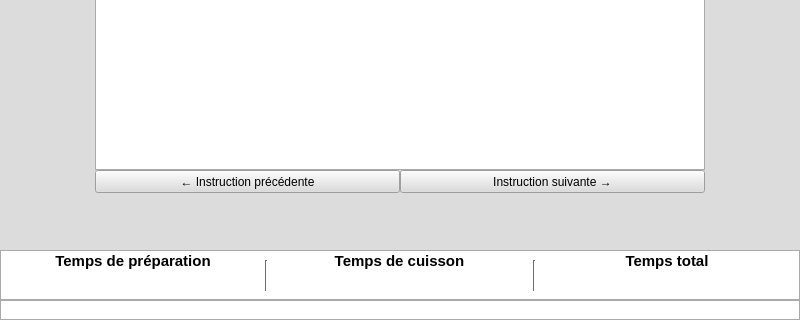
Before: the Qt Designer form LecteurRecette/etapes.ui in Azarote/ProjetIHMDutSem2, drawn with Qt 5; both pictures show x 0 to 800 and y 280 to 600 of the 800 by 600 pixel window.
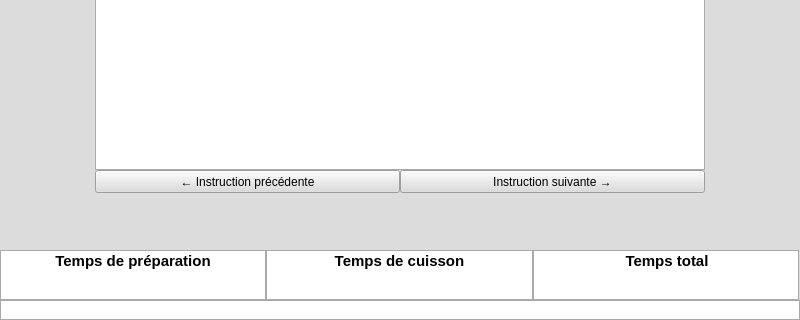
After: the same form once the commit is applied.

Commit message: Affichage temps fenetre Etapes

Diff of the .ui file:
```diff
--- a/LecteurRecette/etapes.ui
+++ b/LecteurRecette/etapes.ui
@@ -538,29 +538,6 @@
     <set>Qt::AlignCenter</set>
    </property>
   </widget>
-  <widget class="QListView" name="contenuTemps">
-   <property name="geometry">
-    <rect>
-     <x>0</x>
-     <y>530</y>
-     <width>800</width>
-     <height>50</height>
-    </rect>
-   </property>
-  </widget>
-  <widget class="Line" name="Separation1">
-   <property name="geometry">
-    <rect>
-     <x>256</x>
-     <y>540</y>
-     <width>20</width>
-     <height>31</height>
-    </rect>
-   </property>
-   <property name="orientation">
-    <enum>Qt::Vertical</enum>
-   </property>
-  </widget>
   <widget class="QListView" name="contenuURL">
    <property name="geometry">
     <rect>
@@ -571,19 +548,6 @@
     </rect>
    </property>
   </widget>
-  <widget class="Line" name="Separation2">
-   <property name="geometry">
-    <rect>
-     <x>524</x>
-     <y>540</y>
-     <width>20</width>
-     <height>31</height>
-    </rect>
-   </property>
-   <property name="orientation">
-    <enum>Qt::Vertical</enum>
-   </property>
-  </widget>
   <widget class="QLabel" name="labelTpsTotal">
    <property name="geometry">
     <rect>
@@ -654,7 +618,39 @@
     <string/>
    </property>
   </widget>
-  <zorder>contenuTemps</zorder>
+  <widget class="QListView" name="contenuTempsCuisson">
+   <property name="geometry">
+    <rect>
+     <x>266</x>
+     <y>530</y>
+     <width>267</width>
+     <height>50</height>
+    </rect>
+   </property>
+  </widget>
+  <widget class="QListView" name="contenuTempsTotal">
+   <property name="geometry">
+    <rect>
+     <x>533</x>
+     <y>530</y>
+     <width>266</width>
+     <height>50</height>
+    </rect>
+   </property>
+  </widget>
+  <widget class="QListView" name="contenuTempsPrep">
+   <property name="geometry">
+    <rect>
+     <x>0</x>
+     <y>530</y>
+     <width>266</width>
+     <height>50</height>
+    </rect>
+   </property>
+  </widget>
+  <zorder>contenuTempsPrep</zorder>
+  <zorder>contenuTempsCuisson</zorder>
+  <zorder>contenuTempsTotal</zorder>
   <zorder>btnPrecedent</zorder>
   <zorder>btnSuivant</zorder>
   <zorder>labelTpsCuisson</zorder>
```
Left out of the diff: 2 changed lines with no effect on the pictures. The commit also changes 1 other file.
